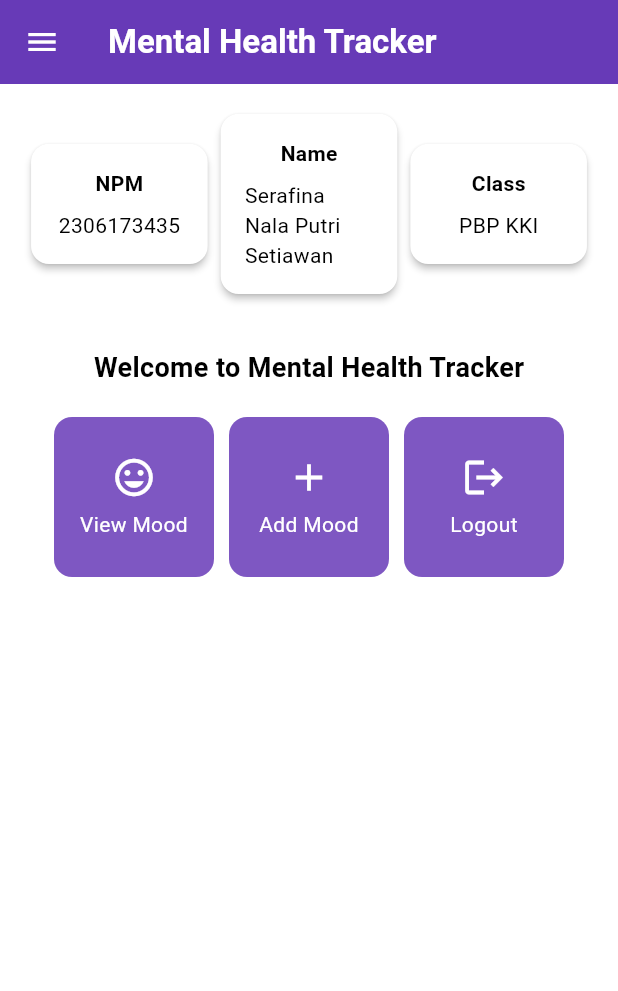
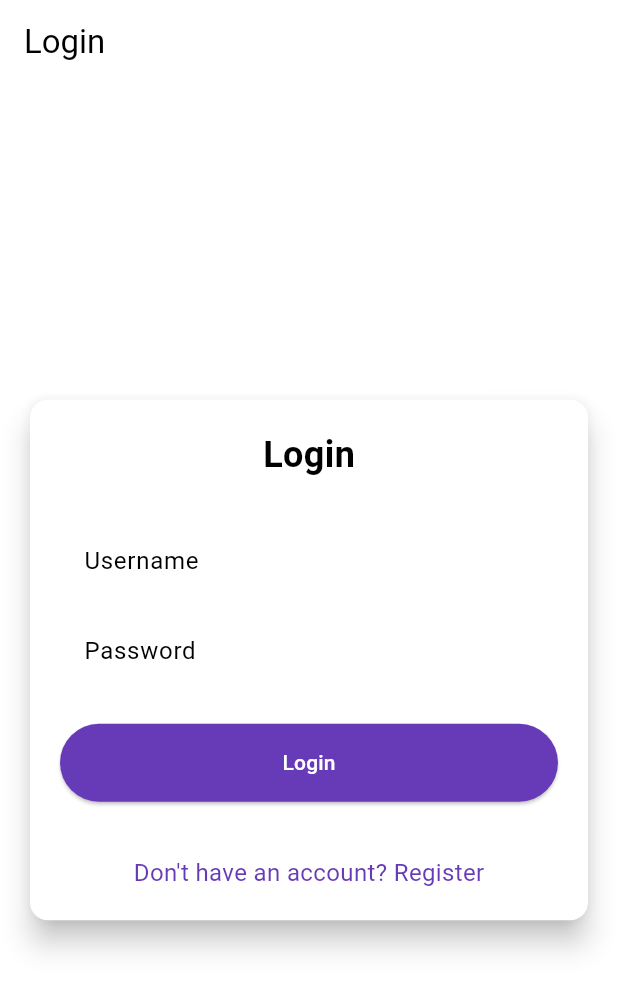
Before and after one commit to terserahdehh/mental-health-tracker-mobile, a Flutter app: the screen it shows after launch, on a phone screen of 412 x 824 dp. Shown: the top 991 px of the screen. Run offline on Flutter 3.47's test engine with Material 3 defaults, Android fonts, the phone set to English and light mode, and no system bars; missing offline and left inert: pbp_django_auth.

Commit message:
tutorial 8

```diff
--- a/lib/main.dart
+++ b/lib/main.dart
@@ -1,5 +1,10 @@
 import 'package:flutter/material.dart';
+import 'package:mental_health_tracker/screens/login.dart';
 import 'package:mental_health_tracker/screens/menu.dart';
+import 'package:pbp_django_auth/pbp_django_auth.dart';
+import 'package:provider/provider.dart';
+
+
 void main() {
   runApp(const MyApp());
 }
@@ -7,33 +12,23 @@ void main() {
 class MyApp extends StatelessWidget {
   const MyApp({super.key});
 
-  // This widget is the root of your application.
   @override
   Widget build(BuildContext context) {
-    return MaterialApp(
-      title: 'Flutter Demo',
-      theme: ThemeData(
-        // This is the theme of your application.
-        //
-        // TRY THIS: Try running your application with "flutter run". You'll see
-        // the application has a purple toolbar. Then, without quitting the app,
-        // try changing the seedColor in the colorScheme below to Colors.green
-        // and then invoke "hot reload" (save your changes or press the "hot
-        // reload" button in a Flutter-supported IDE, or press "r" if you used
-        // the command line to start the app).
-        //
-        // Notice that the counter didn't reset back to zero; the application
-        // state is not lost during the reload. To reset the state, use hot
-        // restart instead.
-        //
-        // This works for code too, not just values: Most code changes can be
-        // tested with just a hot reload.
-         colorScheme: ColorScheme.fromSwatch(
-          primarySwatch: Colors.deepPurple,
+    return Provider(
+      create: (_) {
+        CookieRequest request = CookieRequest();
+        return request;
+      },
+      child: MaterialApp(
+        title: 'Mental Health Tracker',
+        theme: ThemeData(
+          useMaterial3: true,
+          colorScheme: ColorScheme.fromSwatch(
+            primarySwatch: Colors.deepPurple,
           ).copyWith(secondary: Colors.deepPurple[400]),
-        useMaterial3: true,
+        ),
+        home: LoginPage(),
       ),
-      home: MyHomePage(),
     );
   }
 }
--- /dev/null
+++ b/lib/screens/login.dart
@@ -0,0 +1,177 @@
+import 'package:mental_health_tracker/screens/menu.dart';
+import 'package:flutter/material.dart';
+import 'package:pbp_django_auth/pbp_django_auth.dart';
+import 'package:provider/provider.dart';
+import 'package:mental_health_tracker/screens/register.dart';
+
+void main() {
+  runApp(const LoginApp());
+}
+
+class LoginApp extends StatelessWidget {
+  const LoginApp({super.key});
+
+  @override
+  Widget build(BuildContext context) {
+    return MaterialApp(
+      title: 'Login',
+      theme: ThemeData(
+        useMaterial3: true,
+        colorScheme: ColorScheme.fromSwatch(
+          primarySwatch: Colors.deepPurple,
+        ).copyWith(secondary: Colors.deepPurple[400]),
+      ),
+      home: const LoginPage(),
+    );
+  }
+}
+
+class LoginPage extends StatefulWidget {
+  const LoginPage({super.key});
+
+  @override
+  State<LoginPage> createState() => _LoginPageState();
+}
+
+class _LoginPageState extends State<LoginPage> {
+  final TextEditingController _usernameController = TextEditingController();
+  final TextEditingController _passwordController = TextEditingController();
+
+  @override
+  Widget build(BuildContext context) {
+    final request = context.watch<CookieRequest>();
+
+    return Scaffold(
+      appBar: AppBar(
+        title: const Text('Login'),
+      ),
+      body: Center(
+        child: SingleChildScrollView(
+          padding: const EdgeInsets.all(16.0),
+          child: Card(
+            elevation: 8,
+            shape: RoundedRectangleBorder(
+              borderRadius: BorderRadius.circular(12.0),
+            ),
+            child: Padding(
+              padding: const EdgeInsets.all(20.0),
+              child: Column(
+                mainAxisSize: MainAxisSize.min,
+                children: [
+                  const Text(
+                    'Login',
+                    style: TextStyle(
+                      fontSize: 24.0,
+                      fontWeight: FontWeight.bold,
+                    ),
+                  ),
+                  const SizedBox(height: 30.0),
+                  TextField(
+                    controller: _usernameController,
+                    decoration: const InputDecoration(
+                      labelText: 'Username',
+                      hintText: 'Enter your username',
+                      border: OutlineInputBorder(
+                        borderRadius: BorderRadius.all(Radius.circular(12.0)),
+                      ),
+                      contentPadding:
+                          EdgeInsets.symmetric(horizontal: 12.0, vertical: 8.0),
+                    ),
+                  ),
+                  const SizedBox(height: 12.0),
+                  TextField(
+                    controller: _passwordController,
+                    decoration: const InputDecoration(
+                      labelText: 'Password',
+                      hintText: 'Enter your password',
+                      border: OutlineInputBorder(
+                        borderRadius: BorderRadius.all(Radius.circular(12.0)),
+                      ),
+                      contentPadding:
+                          EdgeInsets.symmetric(horizontal: 12.0, vertical: 8.0),
+                    ),
+                    obscureText: true,
+                  ),
+                  const SizedBox(height: 24.0),
+                  ElevatedButton(
+                    onPressed: () async {
+                      String username = _usernameController.text;
+                      String password = _passwordController.text;
+
+                      final response = await request
+                          .login("http://localhost:8000/auth/login/", {
+                        'username': username,
+                        'password': password,
+                      });
+
+                      if (request.loggedIn) {
+                        String message = response['message'];
+                        String uname = response['username'];
+                        if (context.mounted) {
+                          Navigator.pushReplacement(
+                            context,
+                            MaterialPageRoute(
+                                builder: (context) => MyHomePage()),
+                          );
+                          ScaffoldMessenger.of(context)
+                            ..hideCurrentSnackBar()
+                            ..showSnackBar(
+                              SnackBar(
+                                  content:
+                                      Text("$message Welcome, $uname.")),
+                            );
+                        }
+                      } else {
+                        if (context.mounted) {
+                          showDialog(
+                            context: context,
+                            builder: (context) => AlertDialog(
+                              title: const Text('Login Failed'),
+                              content: Text(response['message']),
+                              actions: [
+                                TextButton(
+                                  child: const Text('OK'),
+                                  onPressed: () {
+                                    Navigator.pop(context);
+                                  },
+                                ),
+                              ],
+                            ),
+                          );
+                        }
+                      }
+                    },
+                    style: ElevatedButton.styleFrom(
+                      foregroundColor: Colors.white,
+                      minimumSize: Size(double.infinity, 50),
+                      backgroundColor: Theme.of(context).colorScheme.primary,
+                      padding: const EdgeInsets.symmetric(vertical: 16.0),
+                    ),
+                    child: const Text('Login'),
+                  ),
+                  const SizedBox(height: 36.0),
+                  GestureDetector(
+                    onTap: () {
+                      Navigator.push(
+                        context,
+                        MaterialPageRoute(
+                            builder: (context) => const RegisterPage()),
+                      );
+                    },
+                    child: Text(
+                      'Don\'t have an account? Register',
+                      style: TextStyle(
+                        color: Theme.of(context).colorScheme.primary,
+                        fontSize: 16.0,
+                      ),
+                    ),
+                  ),
+                ],
+              ),
+            ),
+          ),
+        ),
+      ),
+    );
+  }
+}
--- a/pubspec.yaml
+++ b/pubspec.yaml
@@ -35,6 +35,9 @@ dependencies:
   # The following adds the Cupertino Icons font to your application.
   # Use with the CupertinoIcons class for iOS style icons.
   cupertino_icons: ^1.0.8
+  provider: ^6.1.2
+  pbp_django_auth: ^0.4.0
+  http: ^1.2.2
 
 dev_dependencies:
   flutter_test:
```
Also changed, not shown: lib/models/mood_entry.dart (added, +65 -0 lines), lib/screens/list_moodentry.dart (added, +87 -0 lines), lib/screens/register.dart (added, +162 -0 lines), lib/widgets/left_drawer.dart (+9 -10 lines), lib/widgets/mood_card.dart (+51 -8 lines), pubspec.lock, 2 other files.
